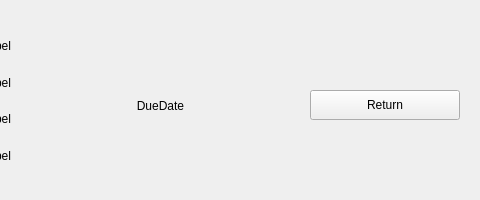
Before: the Qt Designer form returnbooks.ui in Frederick-Rive/CS106_LibrarySystem_GroupProject, drawn with Qt 5; both pictures show x 490 to 970 and y 0 to 200 of the 970 by 200 pixel window.
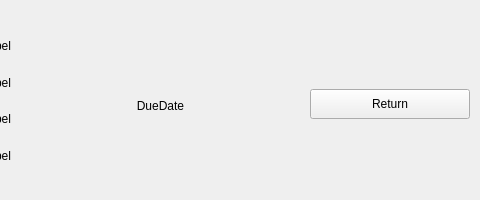
After: the same form once the commit is applied.

The edit to the form file:
```diff
--- a/returnbooks.ui
+++ b/returnbooks.ui
@@ -19,25 +19,6 @@
   <property name="windowTitle">
    <string>Form</string>
   </property>
-  <widget class="QPushButton" name="returnButton">
-   <property name="geometry">
-    <rect>
-     <x>800</x>
-     <y>90</y>
-     <width>150</width>
-     <height>30</height>
-    </rect>
-   </property>
-   <property name="minimumSize">
-    <size>
-     <width>150</width>
-     <height>30</height>
-    </size>
-   </property>
-   <property name="text">
-    <string>Return</string>
-   </property>
-  </widget>
   <widget class="QLabel" name="dueLabel">
    <property name="geometry">
     <rect>
@@ -171,6 +152,31 @@
     <string/>
    </property>
   </widget>
+  <widget class="QWidget" name="verticalLayoutWidget">
+   <property name="geometry">
+    <rect>
+     <x>800</x>
+     <y>59</y>
+     <width>160</width>
+     <height>91</height>
+    </rect>
+   </property>
+   <layout class="QVBoxLayout" name="outputLayout">
+    <item>
+     <widget class="QPushButton" name="returnButton">
+      <property name="minimumSize">
+       <size>
+        <width>150</width>
+        <height>30</height>
+       </size>
+      </property>
+      <property name="text">
+       <string>Return</string>
+      </property>
+     </widget>
+    </item>
+   </layout>
+  </widget>
  </widget>
  <resources/>
  <connections/>
```
